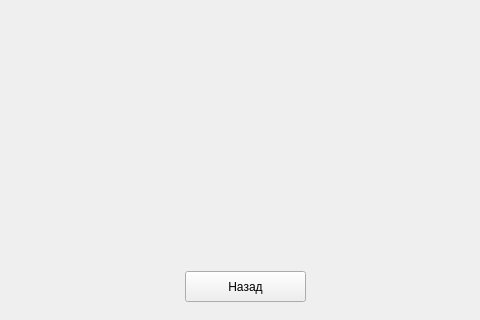
This is plot.ui in spellanser/graphx as Qt 5 draws it before an edit; both pictures show x 335 to 815 and y 189 to 509 of the 815 by 509 pixel window. The edited form follows.
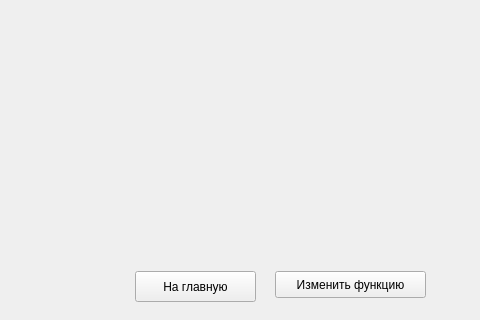
This is the edited form.

Patch:
```diff
--- a/plot.ui
+++ b/plot.ui
@@ -16,14 +16,27 @@
   <widget class="QPushButton" name="pushButton">
    <property name="geometry">
     <rect>
-     <x>520</x>
+     <x>470</x>
      <y>460</y>
      <width>121</width>
      <height>31</height>
     </rect>
    </property>
    <property name="text">
-    <string>Назад</string>
+    <string>На главную</string>
+   </property>
+  </widget>
+  <widget class="QPushButton" name="pushButton_2">
+   <property name="geometry">
+    <rect>
+     <x>610</x>
+     <y>460</y>
+     <width>151</width>
+     <height>27</height>
+    </rect>
+   </property>
+   <property name="text">
+    <string>Изменить функцию</string>
    </property>
   </widget>
  </widget>
```
Left out of the diff: 2 changed lines with no effect on the pictures.
